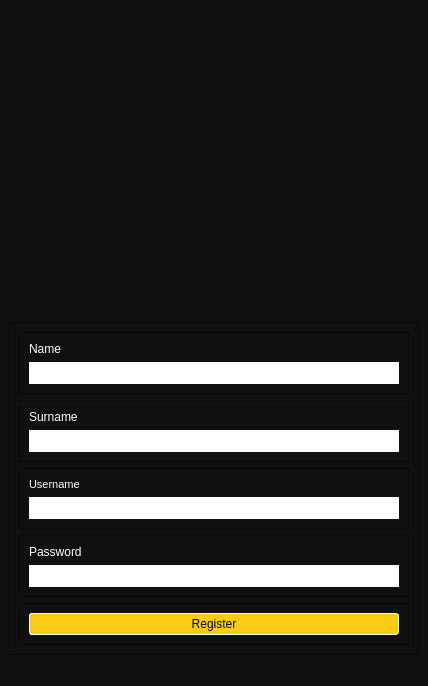
First picture: the form in ui/register.ui, repository enharukalo/powerwatch, before the edit.
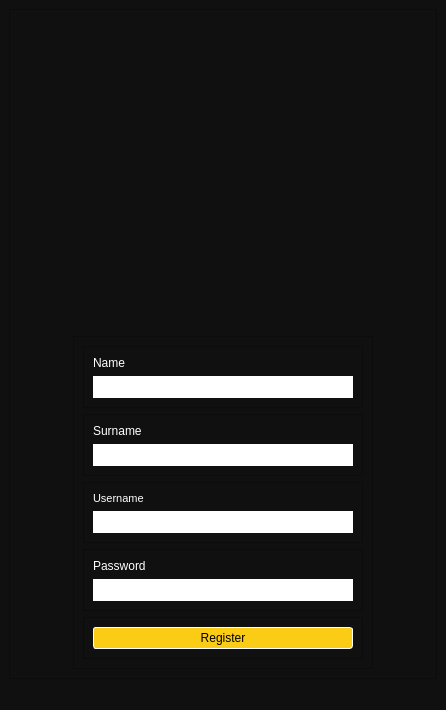
Second picture: the form after the edit. Icons and pictures are not drawn.

Diff of the .ui file:
```diff
--- a/ui/register.ui
+++ b/ui/register.ui
@@ -6,8 +6,8 @@
    <rect>
     <x>0</x>
     <y>0</y>
-    <width>428</width>
-    <height>686</height>
+    <width>446</width>
+    <height>710</height>
    </rect>
   </property>
   <property name="windowTitle">
@@ -53,7 +53,22 @@
    </property>
    <layout class="QVBoxLayout" name="verticalLayout_3">
     <item>
+     <widget class="QFrame" name="frame">
+      <property name="frameShape">
+       <enum>QFrame::StyledPanel</enum>
+      </property>
+      <property name="frameShadow">
+       <enum>QFrame::Raised</enum>
+      </property>
+      <layout class="QVBoxLayout" name="verticalLayout_7">
+       <item alignment="Qt::AlignHCenter|Qt::AlignVCenter">
      <widget class="QWidget" name="widgetHeader" native="true">
+         <property name="minimumSize">
+          <size>
+           <width>400</width>
+           <height>0</height>
+          </size>
+         </property>
       <layout class="QHBoxLayout" name="horizontalLayout_2">
        <item>
         <widget class="QLabel" name="label_3">
@@ -86,8 +101,14 @@
       </layout>
      </widget>
     </item>
-    <item>
+       <item alignment="Qt::AlignHCenter|Qt::AlignTop">
      <widget class="QFrame" name="frameMain">
+         <property name="minimumSize">
+          <size>
+           <width>300</width>
+           <height>0</height>
+          </size>
+         </property>
       <property name="frameShape">
        <enum>QFrame::StyledPanel</enum>
       </property>
@@ -270,6 +291,9 @@
     </item>
    </layout>
   </widget>
+    </item>
+   </layout>
+  </widget>
   <widget class="QMenuBar" name="menubar">
    <property name="geometry">
     <rect>
```
Left out of the diff: 26 changed lines with no effect on the pictures. Lines whose indentation alone changed are shown as unchanged.
